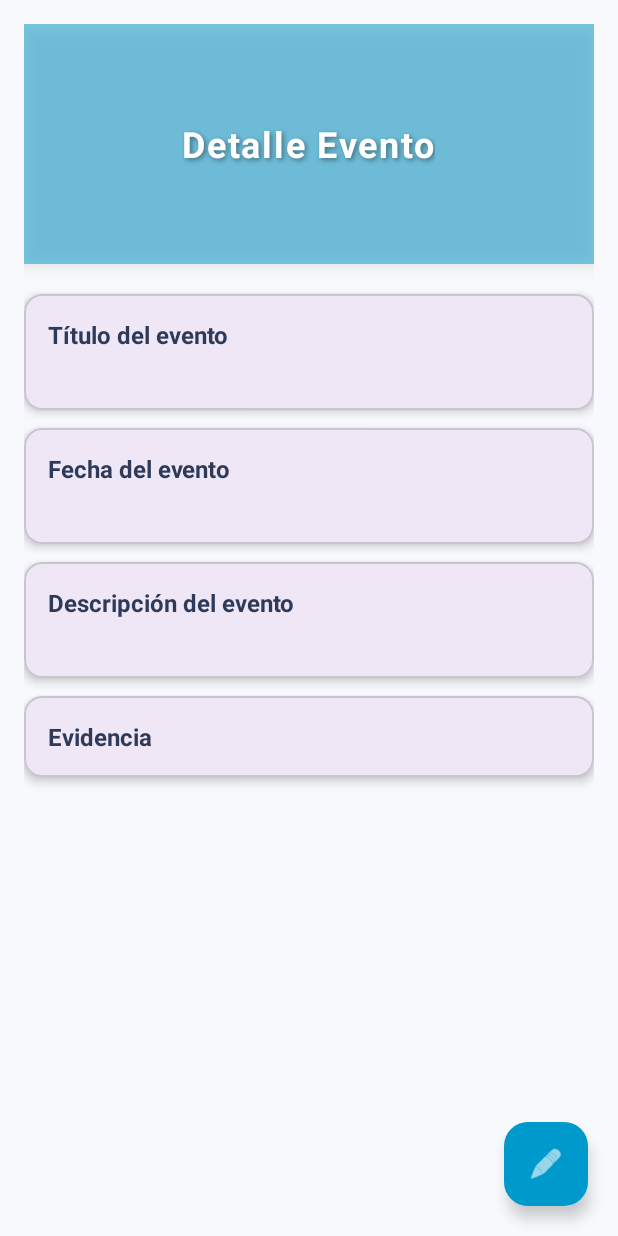
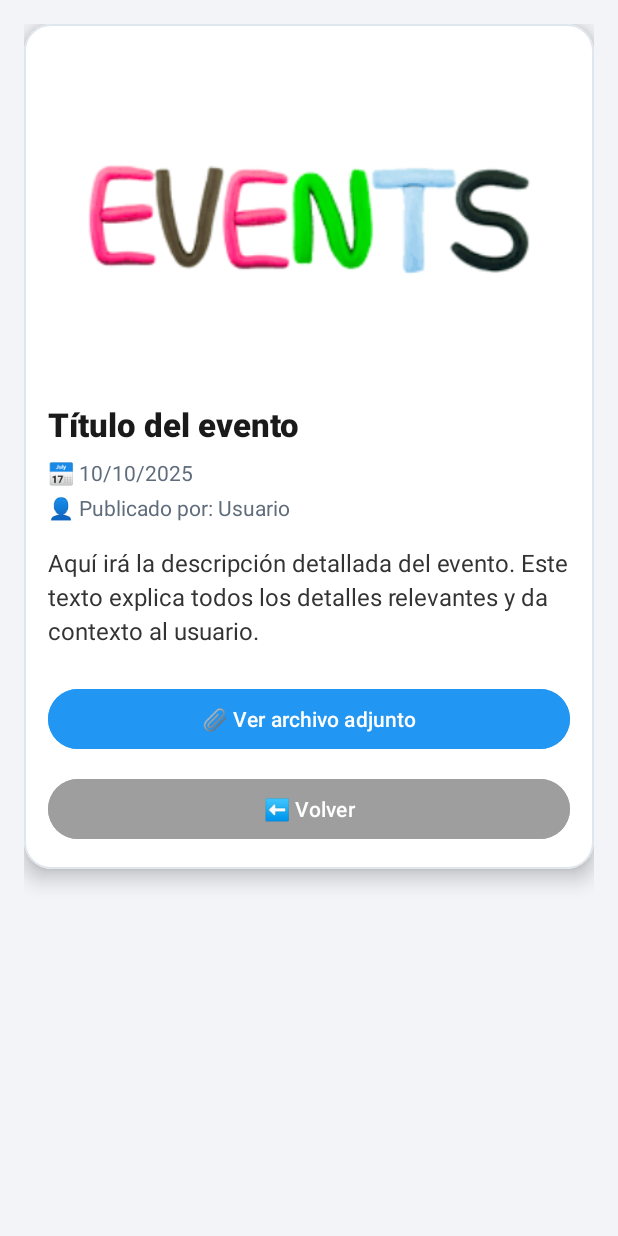
Before and after one commit to sebastianCotaz12/AndroidFinal, an Android app: the layout activity_detalles_eventos.xml on its own in the app's theme, with its tools: preview values and no code run, on a phone screen of 412 x 824 dp. Run offline under Robolectric (Android 15) with nearby library versions, the phone set to English and light mode, and no system bars.

Commit message:
eventos detalles

```diff
--- a/app/src/main/java/com/example/myapplication/controller/Detalles_eventos.java
+++ b/app/src/main/java/com/example/myapplication/controller/Detalles_eventos.java
@@ -1,7 +1,9 @@
 package com.example.myapplication.controller;
 
-import android.annotation.SuppressLint;
+import android.content.Intent;
+import android.net.Uri;
 import android.os.Bundle;
+import android.widget.Button;
 import android.widget.ImageView;
 import android.widget.TextView;
 
@@ -12,33 +14,59 @@ import com.example.myapplication.R;
 
 public class Detalles_eventos extends AppCompatActivity {
 
-    TextView tvUsuario, tvTituloEvento, tvFechaEventos, tvDescripcionEventos;
-    ImageView ivEvidencia;
+    private ImageView imgEventoDetalle;
+    private TextView tvTituloEventoDetalle, tvFechaEventoDetalle, tvUsuarioEventoDetalle, tvDescripcionEventoDetalle;
+    private Button btnAbrirArchivo, btnVolver;
 
-    @SuppressLint("MissingInflatedId")
     @Override
     protected void onCreate(Bundle savedInstanceState) {
         super.onCreate(savedInstanceState);
-        setContentView(R.layout.activity_detalles_act_ludicas);
+        setContentView(R.layout.activity_detalles_eventos);
 
-        tvUsuario = findViewById(R.id.tvUsuario);
-        tvTituloEvento= findViewById(R.id.txtTituloEvento);
-        tvFechaEventos = findViewById(R.id.tvFechaEvento);
-        tvDescripcionEventos = findViewById(R.id.tvDescripcion);
-        ivEvidencia = findViewById(R.id.ivEvidencia);
+        // Enlazar vistas
+        imgEventoDetalle = findViewById(R.id.imgEventoDetalle);
+        tvTituloEventoDetalle = findViewById(R.id.tvTituloEventoDetalle);
+        tvFechaEventoDetalle = findViewById(R.id.tvFechaEventoDetalle);
+        tvUsuarioEventoDetalle = findViewById(R.id.tvUsuarioEventoDetalle);
+        tvDescripcionEventoDetalle = findViewById(R.id.tvDescripcionEventoDetalle);
+        btnAbrirArchivo = findViewById(R.id.btnAbrirArchivo);
+        btnVolver = findViewById(R.id.btnVolver);
 
-        tvUsuario.setText(getIntent().getStringExtra("usuario"));
-        tvTituloEvento.setText(getIntent().getStringExtra("Titulo"));
-        tvFechaEventos.setText(getIntent().getStringExtra("fecha"));
-        tvDescripcionEventos.setText(getIntent().getStringExtra("descripcion"));
+        // Obtener datos del Intent
+        Intent intent = getIntent();
+        String titulo = intent.getStringExtra("titulo");
+        String fecha = intent.getStringExtra("fecha");
+        String descripcion = intent.getStringExtra("descripcion");
+        String imagen = intent.getStringExtra("imagen");
+        String archivo = intent.getStringExtra("archivo");
+        String nombreUsuario = intent.getStringExtra("nombre_usuario");
 
-        String adjuntarEventos = getIntent().getStringExtra("adjuntarEventos");
-        if (adjuntarEventos != null && !adjuntarEventos.isEmpty()) {
+        // Asignar valores
+        tvTituloEventoDetalle.setText(titulo);
+        tvFechaEventoDetalle.setText("Fecha: " + fecha);
+        tvUsuarioEventoDetalle.setText("Publicado por: " + nombreUsuario);
+        tvDescripcionEventoDetalle.setText(descripcion);
+
+        // Cargar imagen (o placeholder)
+        if (imagen != null && !imagen.isEmpty()) {
             Glide.with(this)
-                    .load(adjuntarEventos)
-                    .placeholder(R.drawable.ic_launcher_foreground)
-                    .error(R.drawable.ic_launcher_foreground)
-                    .into(ivEvidencia);
+                    .load(imagen)
+                    .placeholder(R.drawable.placeholder_image)
+                    .error(R.drawable.placeholder_image)
+                    .into(imgEventoDetalle);
+        } else {
+            imgEventoDetalle.setImageResource(R.drawable.placeholder_image);
         }
+
+        // Acción para abrir archivo adjunto
+        btnAbrirArchivo.setOnClickListener(v -> {
+            if (archivo != null && !archivo.isEmpty()) {
+                Intent browserIntent = new Intent(Intent.ACTION_VIEW, Uri.parse(archivo));
+                startActivity(browserIntent);
+            }
+        });
+
+        // Acción volver
+        btnVolver.setOnClickListener(v -> finish());
     }
 }
--- a/app/src/main/res/layout/activity_detalles_eventos.xml
+++ b/app/src/main/res/layout/activity_detalles_eventos.xml
@@ -1,191 +1,106 @@
 <?xml version="1.0" encoding="utf-8"?>
-<RelativeLayout xmlns:android="http://schemas.android.com/apk/res/android"
+<ScrollView xmlns:android="http://schemas.android.com/apk/res/android"
     xmlns:app="http://schemas.android.com/apk/res-auto"
     android:layout_width="match_parent"
     android:layout_height="match_parent"
-    android:background="#F7F9FC">
+    android:background="#F2F4F8"
+    android:padding="16dp">
 
-    <ScrollView
+    <com.google.android.material.card.MaterialCardView
         android:layout_width="match_parent"
-        android:layout_height="match_parent"
-        android:padding="16dp"
-        android:layout_above="@+id/fab">
+        android:layout_height="wrap_content"
+        app:cardCornerRadius="18dp"
+        app:cardElevation="8dp"
+        android:padding="0dp"
+        android:backgroundTint="#FFFFFF"
+        app:strokeWidth="1dp"
+        app:strokeColor="#E0E6ED">
 
         <LinearLayout
             android:layout_width="match_parent"
             android:layout_height="wrap_content"
-            android:orientation="vertical">
+            android:orientation="vertical"
+            android:padding="16dp">
 
-            <!-- Encabezado -->
-            <LinearLayout
+            <!-- Imagen principal -->
+            <ImageView
+                android:id="@+id/imgEventoDetalle"
                 android:layout_width="match_parent"
-                android:layout_height="160dp"
-                android:gravity="center"
-                android:orientation="vertical"
-                android:background="@android:drawable/screen_background_dark_transparent"
-                android:backgroundTint="@android:color/holo_blue_dark"
-                android:backgroundTintMode="src_in"
-                android:layout_marginBottom="20dp"
-                android:elevation="8dp">
-
-                <TextView
-                    android:layout_width="wrap_content"
-                    android:layout_height="wrap_content"
-                    android:text="Detalle Evento"
-                    android:textSize="24sp"
-                    android:textStyle="bold"
-                    android:textColor="#FFFFFF"
-                    android:letterSpacing="0.05"
-                    android:shadowColor="#66000000"
-                    android:shadowDx="2"
-                    android:shadowDy="2"
-                    android:shadowRadius="4"/>
-            </LinearLayout>
+                android:layout_height="220dp"
+                android:scaleType="centerCrop"
+                android:src="@drawable/placeholder_image"
+                android:contentDescription="Imagen del evento"
+                android:layout_marginBottom="16dp"/>
 
             <!-- Título -->
-            <com.google.android.material.card.MaterialCardView
+            <TextView
+                android:id="@+id/tvTituloEventoDetalle"
                 android:layout_width="match_parent"
                 android:layout_height="wrap_content"
-                android:layout_marginBottom="12dp"
-                app:cardCornerRadius="12dp"
-                app:cardElevation="4dp">
-
-                <LinearLayout
-                    android:layout_width="match_parent"
-                    android:layout_height="wrap_content"
-                    android:orientation="vertical"
-                    android:padding="16dp">
-
-                    <TextView
-                        android:layout_width="match_parent"
-                        android:layout_height="wrap_content"
-                        android:text="Título del evento"
-                        android:textStyle="bold"
-                        android:textSize="16sp"
-                        android:textColor="#2E3A59"/>
-
-                    <TextView
-                        android:id="@+id/tvTituloEvento"
-                        android:layout_width="match_parent"
-                        android:layout_height="wrap_content"
-                        android:text=""
-                        android:textSize="14sp"
-                        android:textColor="#6C7A92"
-                        android:layout_marginTop="4dp"/>
-                </LinearLayout>
-            </com.google.android.material.card.MaterialCardView>
+                android:text="Título del evento"
+                android:textSize="22sp"
+                android:textStyle="bold"
+                android:textColor="#1A1A1A"
+                android:fontFamily="sans-serif-medium"
+                android:layout_marginBottom="8dp" />
 
             <!-- Fecha -->
-            <com.google.android.material.card.MaterialCardView
+            <TextView
+                android:id="@+id/tvFechaEventoDetalle"
                 android:layout_width="match_parent"
                 android:layout_height="wrap_content"
-                android:layout_marginBottom="12dp"
-                app:cardCornerRadius="12dp"
-                app:cardElevation="4dp">
+                android:text="📅 10/10/2025"
+                android:textSize="14sp"
+                android:textColor="#5F6C7B"
+                android:fontFamily="sans-serif"
+                android:layout_marginBottom="4dp" />
 
-                <LinearLayout
-                    android:layout_width="match_parent"
-                    android:layout_height="wrap_content"
-                    android:orientation="vertical"
-                    android:padding="16dp">
-
-                    <TextView
-                        android:layout_width="match_parent"
-                        android:layout_height="wrap_content"
-                        android:text="Fecha del evento"
-                        android:textStyle="bold"
-                        android:textSize="16sp"
-                        android:textColor="#2E3A59"/>
-
-                    <TextView
-                        android:id="@+id/tvFechaEvento"
-                        android:layout_width="match_parent"
-                        android:layout_height="wrap_content"
-                        android:text=""
-                        android:textSize="14sp"
-                        android:textColor="#6C7A92"
-                        android:layout_marginTop="4dp"/>
-                </LinearLayout>
-            </com.google.android.material.card.MaterialCardView>
+            <!-- Usuario -->
+            <TextView
+                android:id="@+id/tvUsuarioEventoDetalle"
+                android:layout_width="match_parent"
+                android:layout_height="wrap_content"
+                android:text="👤 Publicado por: Usuario"
+                android:textSize="14sp"
+                android:textColor="#5F6C7B"
+                android:fontFamily="sans-serif"
+                android:layout_marginBottom="16dp" />
 
             <!-- Descripción -->
-            <com.google.android.material.card.MaterialCardView
+            <TextView
+                android:id="@+id/tvDescripcionEventoDetalle"
                 android:layout_width="match_parent"
                 android:layout_height="wrap_content"
-                android:layout_marginBottom="12dp"
-                app:cardCornerRadius="12dp"
-                app:cardElevation="4dp">
+                android:text="Aquí irá la descripción detallada del evento. Este texto explica todos los detalles relevantes y da contexto al usuario."
+                android:textSize="16sp"
+                android:textColor="#333333"
+                android:fontFamily="sans-serif"
+                android:lineSpacingExtra="4dp"
+                android:layout_marginBottom="24dp" />
 
-                <LinearLayout
-                    android:layout_width="match_parent"
-                    android:layout_height="wrap_content"
-                    android:orientation="vertical"
-                    android:padding="16dp">
-
-                    <TextView
-                        android:layout_width="match_parent"
-                        android:layout_height="wrap_content"
-                        android:text="Descripción del evento"
-                        android:textStyle="bold"
-                        android:textSize="16sp"
-                        android:textColor="#2E3A59"/>
-
-                    <TextView
-                        android:id="@+id/tvDescripcionEvento"
-                        android:layout_width="match_parent"
-                        android:layout_height="wrap_content"
-                        android:text=""
-                        android:textSize="14sp"
-                        android:textColor="#6C7A92"
-                        android:layout_marginTop="4dp"/>
-                </LinearLayout>
-            </com.google.android.material.card.MaterialCardView>
-
-            <!-- Evidencia -->
-            <com.google.android.material.card.MaterialCardView
+            <!-- Botón ver archivo -->
+            <Button
+                android:id="@+id/btnAbrirArchivo"
                 android:layout_width="match_parent"
                 android:layout_height="wrap_content"
-                android:layout_marginBottom="60dp"
-                app:cardCornerRadius="12dp"
-                app:cardElevation="4dp">
+                android:text="📎 Ver archivo adjunto"
+                android:textColor="@android:color/white"
+                android:backgroundTint="#2196F3"
+                android:fontFamily="sans-serif-medium"
+                android:elevation="3dp"
+                android:layout_marginBottom="12dp" />
 
-                <LinearLayout
-                    android:layout_width="match_parent"
-                    android:layout_height="wrap_content"
-                    android:orientation="vertical"
-                    android:padding="16dp">
-
-                    <TextView
-                        android:layout_width="match_parent"
-                        android:layout_height="wrap_content"
-                        android:text="Evidencia"
-                        android:textStyle="bold"
-                        android:textSize="16sp"
-                        android:textColor="#2E3A59"/>
-
-                    <ImageView
-                        android:id="@+id/ivPreviewEventoDetalle"
-                        android:layout_width="match_parent"
-                        android:layout_height="200dp"
-                        android:background="@android:color/darker_gray"
-                        android:scaleType="centerCrop"
-                        android:visibility="gone"/>
-                </LinearLayout>
-            </com.google.android.material.card.MaterialCardView>
+            <!-- Botón volver -->
+            <Button
+                android:id="@+id/btnVolver"
+                android:layout_width="match_parent"
+                android:layout_height="wrap_content"
+                android:text="⬅️ Volver"
+                android:textColor="@android:color/white"
+                android:backgroundTint="#9E9E9E"
+                android:fontFamily="sans-serif-medium"
+                android:elevation="2dp" />
 
         </LinearLayout>
-    </ScrollView>
-
-    <!-- Botón flotante -->
-    <com.google.android.material.floatingactionbutton.FloatingActionButton
-        android:id="@+id/fab"
-        android:layout_width="wrap_content"
-        android:layout_height="wrap_content"
-        android:layout_alignParentBottom="true"
-        android:layout_alignParentEnd="true"
-        android:layout_margin="20dp"
-        android:contentDescription="Editar"
-        app:backgroundTint="@android:color/holo_blue_dark"
-        app:tint="@android:color/white"
-        app:srcCompat="@android:drawable/ic_menu_edit"/>
-</RelativeLayout>
+    </com.google.android.material.card.MaterialCardView>
+</ScrollView>
```
